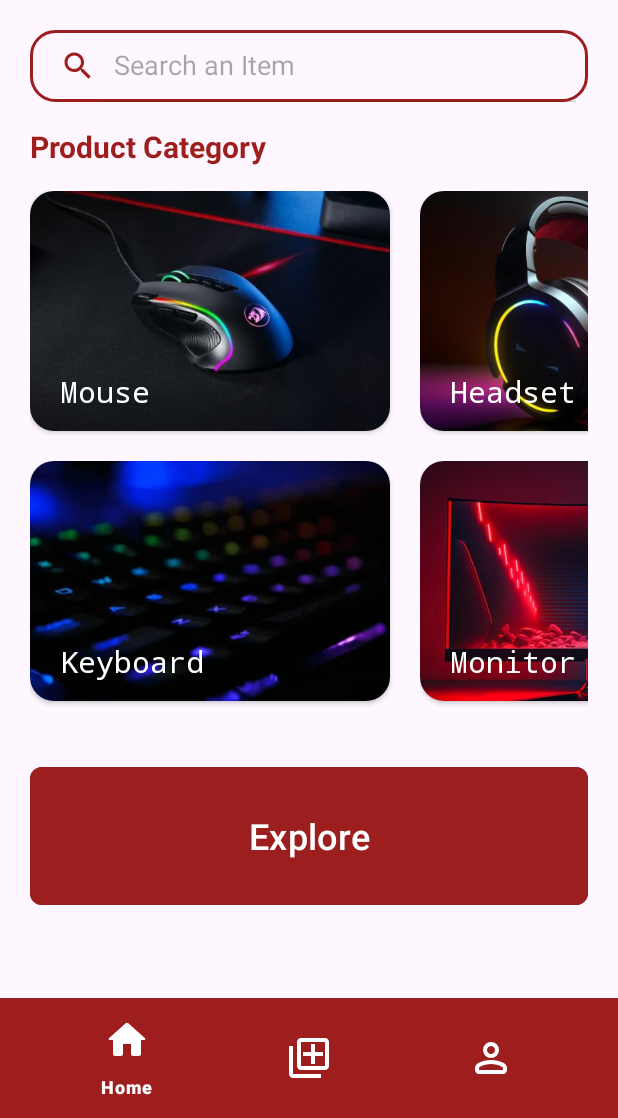
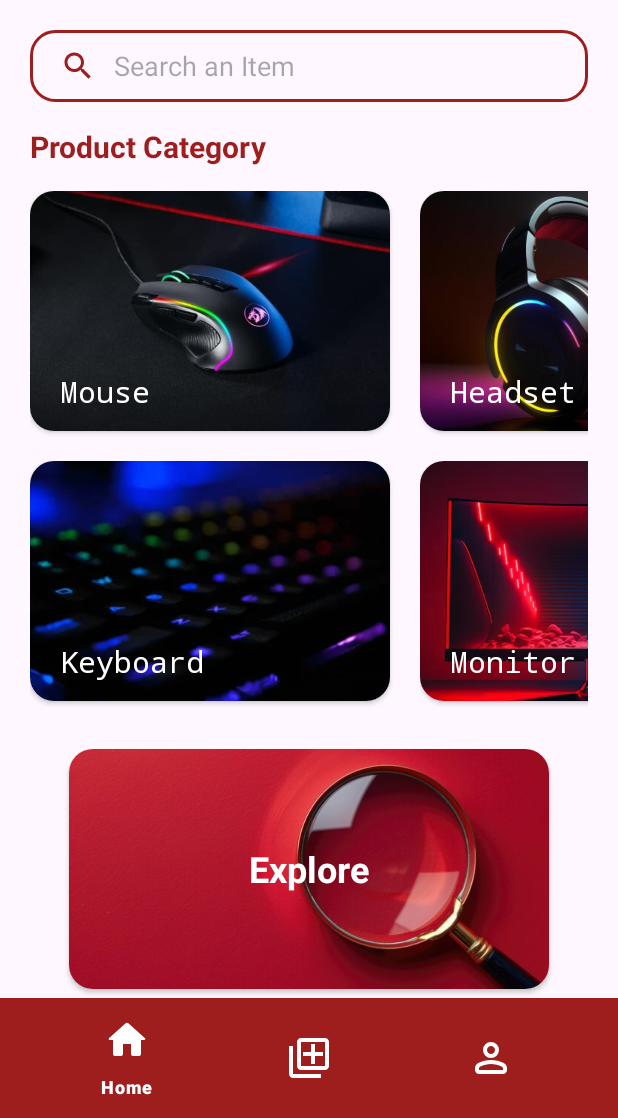
Before and after one commit to Hansen126/Play-Consign, an Android app: the screen it shows after launch (MainActivity), on a phone screen of 412 x 824 dp, the part 118-1236 px from its top. Run offline under Robolectric (Android 15) with nearby library versions, the light colour scheme and no system bars; our stand-ins replace Firebase (no records; nobody signed in at launch, a user with empty details on screens opened directly).

Commit message:
Adjust layouts

```diff
--- a/app/src/main/java/com/example/playconsign/HomeFragment.java
+++ b/app/src/main/java/com/example/playconsign/HomeFragment.java
@@ -15,6 +15,7 @@ import android.view.LayoutInflater;
 import android.view.View;
 import android.view.ViewGroup;
 import android.widget.Button;
+import android.widget.ImageView;
 import android.widget.SearchView;
 import android.widget.TextView;
 
@@ -131,8 +132,8 @@ public class HomeFragment extends Fragment {
             homeNameTV.setText("Hello, Guest");
         }
 
-        Button homeExploreButton = view.findViewById(R.id.homeExploreButton);
-        homeExploreButton.setOnClickListener(new View.OnClickListener() {
+        ImageView homeExploreIV = view.findViewById(R.id.homeExploreIV);
+        homeExploreIV.setOnClickListener(new View.OnClickListener() {
             @Override
             public void onClick(View v) {
                 Intent searchIntent = new Intent(view.getContext(), SearchActivity.class);
--- a/app/src/main/java/com/example/playconsign/SearchActivity.java
+++ b/app/src/main/java/com/example/playconsign/SearchActivity.java
@@ -48,8 +48,6 @@ public class SearchActivity extends AppCompatActivity {
         backButton.setOnClickListener(new View.OnClickListener() {
             @Override
             public void onClick(View v) {
-//                Intent homeIntent = new Intent(v.getContext(), MainActivity.class);
-//                v.getContext().startActivity(homeIntent);
                 finish();
             }
         });
--- a/app/src/main/res/layout/activity_search.xml
+++ b/app/src/main/res/layout/activity_search.xml
@@ -37,6 +37,7 @@
                 android:background="@drawable/ic_searchview_outline"
                 android:iconifiedByDefault="false"
                 android:layoutMode="clipBounds"
+                android:queryBackground="@null"
                 android:queryHint="Search an Item"
                 android:searchIcon="@drawable/ic_search">
 
--- a/app/src/main/res/layout/activity_seller_register.xml
+++ b/app/src/main/res/layout/activity_seller_register.xml
@@ -110,10 +110,8 @@
                 android:layout_marginHorizontal="20dp"
                 android:layout_marginTop="-8dp"
                 android:ems="10"
-                android:gravity="start|top"
                 android:hint="input your city"
-                android:inputType="textMultiLine"
-                android:maxLines="2"
+                android:inputType="text"
                 android:textSize="16sp" />
 
             <TextView
--- a/app/src/main/res/layout/fragment_home.xml
+++ b/app/src/main/res/layout/fragment_home.xml
@@ -5,6 +5,10 @@
     android:layout_width="match_parent"
     android:layout_height="match_parent"
     tools:context=".HomeFragment">
+
+    <ScrollView
+        android:layout_width="match_parent"
+        android:layout_height="match_parent">
 
         <LinearLayout
             android:id="@+id/homeLinearLayout"
@@ -51,6 +55,7 @@
                 android:background="@drawable/ic_searchview_outline"
                 android:backgroundTint="@null"
                 android:iconifiedByDefault="false"
+                android:queryBackground="@null"
                 android:queryHint="Search an Item"
                 android:searchIcon="@drawable/ic_search" />
 
@@ -69,18 +74,33 @@
                 android:layout_width="match_parent"
                 android:layout_height="wrap_content" />
 
-        <Button
-            android:id="@+id/homeExploreButton"
-            android:layout_width="match_parent"
-            android:layout_height="100dp"
-            android:layout_marginTop="20dp"
-            android:backgroundTint="#9C1E1E"
+            <androidx.cardview.widget.CardView
+                android:layout_width="320dp"
+                android:layout_height="160dp"
+                android:layout_gravity="center_horizontal"
+                android:layout_marginTop="12dp"
+                android:layout_marginBottom="40dp"
+                app:cardCornerRadius="16dp">
+
+                <ImageView
+                    android:id="@+id/homeExploreIV"
+                    android:layout_width="320dp"
+                    android:layout_height="180dp"
+                    android:layout_gravity="center"
+                    android:src="@drawable/ic_explore2" />
+
+                <TextView
+                    android:id="@+id/textView2"
+                    android:layout_width="wrap_content"
+                    android:layout_height="wrap_content"
+                    android:layout_gravity="center"
                     android:text="Explore"
                     android:textColor="#FFFFFF"
-            android:textColorLink="#FFFFFF"
                     android:textSize="24sp"
-            app:cornerRadius="8dp" />
+                    android:textStyle="bold" />
+            </androidx.cardview.widget.CardView>
 
         </LinearLayout>
+    </ScrollView>
 
 </FrameLayout>
--- a/app/src/main/res/layout/fragment_profile.xml
+++ b/app/src/main/res/layout/fragment_profile.xml
@@ -74,13 +74,14 @@
                 android:layout_width="match_parent"
                 android:layout_height="wrap_content"
                 android:layout_marginLeft="128dp"
+                android:layout_marginBottom="20dp"
                 android:fontFamily="@font/archivo" />
 
             <LinearLayout
                 android:id="@+id/profileSellerLL"
                 android:layout_width="match_parent"
                 android:layout_height="match_parent"
-                android:layout_marginTop="40dp"
+                android:layout_marginTop="20dp"
                 android:background="@drawable/ic_searchview_outline"
                 android:backgroundTint="#9B1E1E"
                 android:orientation="vertical"
```
Also changed, not shown: app/src/main/res/drawable/ic_explore.png (added), app/src/main/res/drawable/ic_explore2.png (added). Lines whose indentation alone changed are shown as unchanged.
